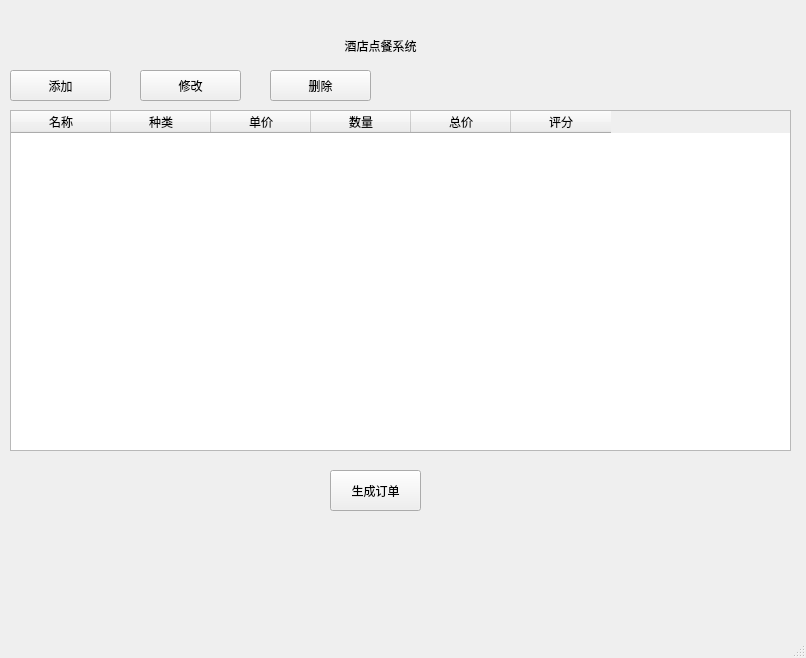
This is application.ui in ClarkKenty/QT-C- as Qt 5 draws it before an edit. The edited form follows.
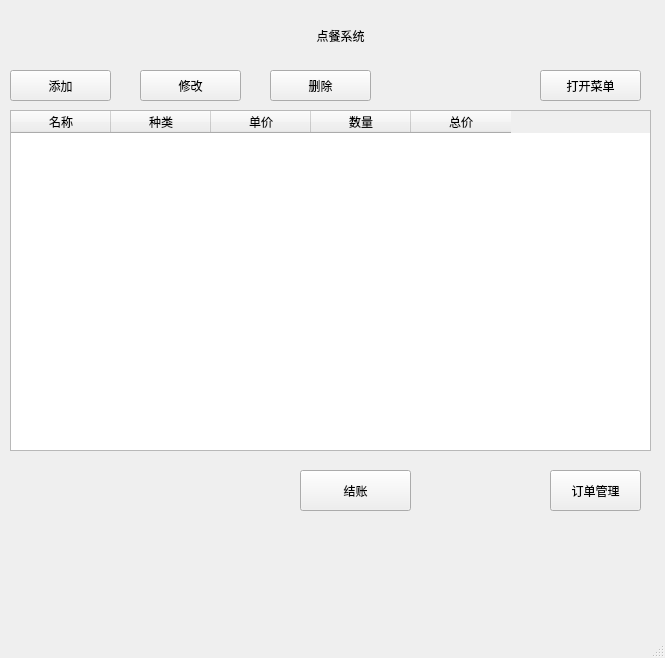
This is the edited form.

```diff
--- a/application.ui
+++ b/application.ui
@@ -6,7 +6,7 @@
    <rect>
     <x>0</x>
     <y>0</y>
-    <width>806</width>
+    <width>665</width>
     <height>658</height>
    </rect>
   </property>
@@ -17,8 +17,8 @@
    <widget class="QLabel" name="label">
     <property name="geometry">
      <rect>
-      <x>140</x>
-      <y>20</y>
+      <x>100</x>
+      <y>10</y>
       <width>481</width>
       <height>51</height>
      </rect>
@@ -28,7 +28,7 @@
 color:rgb(0, 0, 0);</string>
     </property>
     <property name="text">
-     <string>酒店点餐系统</string>
+     <string>点餐系统</string>
     </property>
     <property name="alignment">
      <set>Qt::AlignCenter</set>
@@ -39,7 +39,7 @@
      <rect>
       <x>10</x>
       <y>110</y>
-      <width>781</width>
+      <width>641</width>
       <height>341</height>
      </rect>
     </property>
@@ -71,11 +71,6 @@
       <string>总价</string>
      </property>
     </column>
-    <column>
-     <property name="text">
-      <string>评分</string>
-     </property>
-    </column>
    </widget>
    <widget class="QPushButton" name="pushButton">
     <property name="geometry">
@@ -93,14 +88,14 @@
    <widget class="QPushButton" name="billing">
     <property name="geometry">
      <rect>
-      <x>330</x>
+      <x>300</x>
       <y>470</y>
-      <width>91</width>
+      <width>111</width>
       <height>41</height>
      </rect>
     </property>
     <property name="text">
-     <string>生成订单</string>
+     <string>结账</string>
     </property>
    </widget>
    <widget class="QPushButton" name="pushButton_2">
@@ -157,6 +152,32 @@
 &lt;p style=&quot;-qt-paragraph-type:empty; margin-top:0px; margin-bottom:0px; margin-left:0px; margin-right:0px; -qt-block-indent:0; text-indent:0px; font-size:12pt;&quot;&gt;&lt;br /&gt;&lt;/p&gt;&lt;/body&gt;&lt;/html&gt;</string>
     </property>
    </widget>
+   <widget class="QPushButton" name="billing_2">
+    <property name="geometry">
+     <rect>
+      <x>550</x>
+      <y>470</y>
+      <width>91</width>
+      <height>41</height>
+     </rect>
+    </property>
+    <property name="text">
+     <string>订单管理</string>
+    </property>
+   </widget>
+   <widget class="QPushButton" name="pushButton_4">
+    <property name="geometry">
+     <rect>
+      <x>540</x>
+      <y>70</y>
+      <width>101</width>
+      <height>31</height>
+     </rect>
+    </property>
+    <property name="text">
+     <string>打开菜单</string>
+    </property>
+   </widget>
   </widget>
   <widget class="QMenuBar" name="menubar">
    <property name="geometry">
```
Left out of the diff: 2 changed lines with no effect on the pictures.
